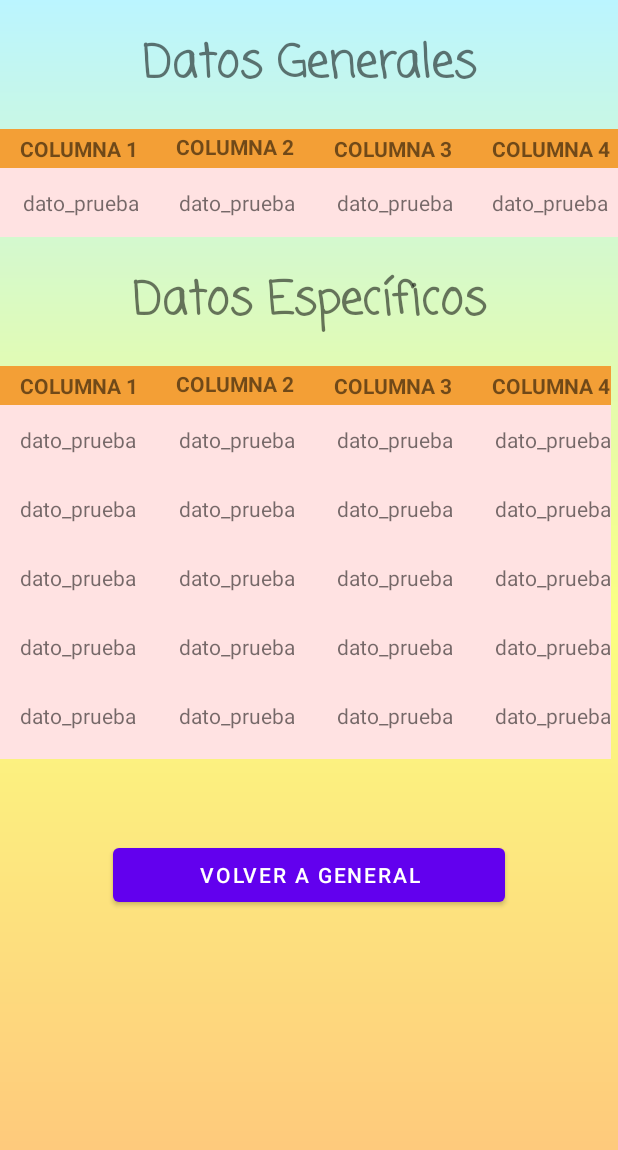
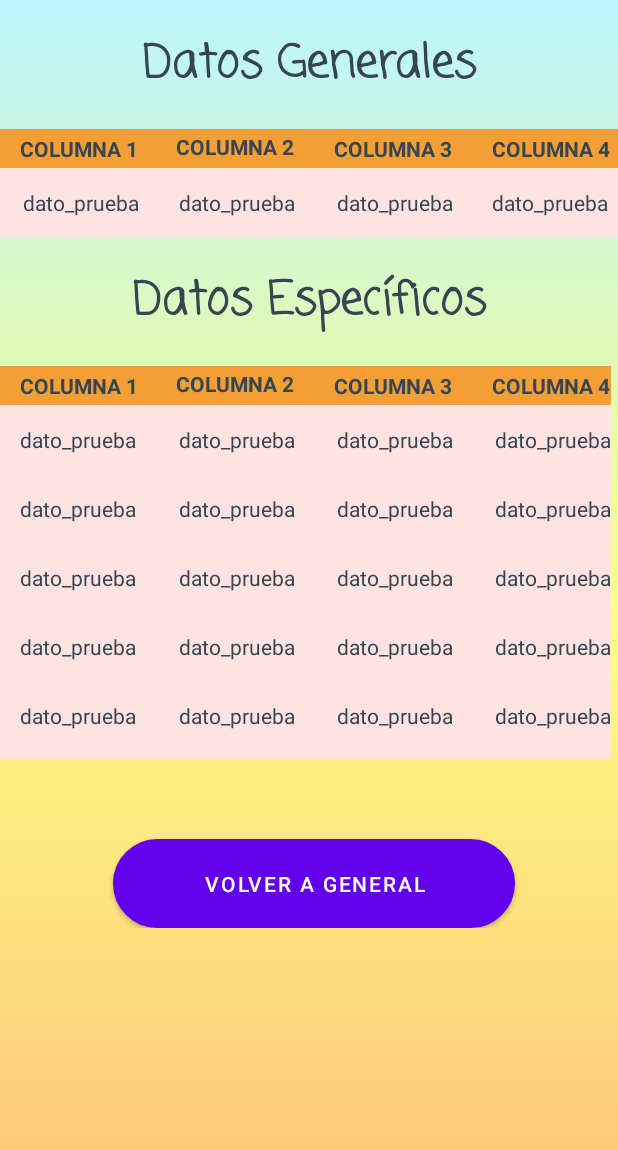
Before and after one commit to MarlieR-321/Proyecto_Moviles, an Android app: the layout activity_detalles_tutor.xml on its own in the app's theme, with its tools: preview values and no code run, on a phone screen of 412 x 824 dp. Shown: the top 1150 px of the screen. Run offline under Robolectric (Android 15) with nearby library versions, the phone set to English and light mode, and no system bars.

Commit message:
Navegacion 1

```diff
--- a/app/src/main/java/ni/edu/uca/proyecto_final/Detalles_Tutor.kt
+++ b/app/src/main/java/ni/edu/uca/proyecto_final/Detalles_Tutor.kt
@@ -1,21 +1,25 @@
 package ni.edu.uca.proyecto_final
 
+import android.content.Intent
 import androidx.appcompat.app.AppCompatActivity
 import android.os.Bundle
+import ni.edu.uca.proyecto_final.databinding.ActivityDetallesTutorBinding
 import ni.edu.uca.proyecto_final.databinding.ActivityEjercicioFinalBinding
 
 class Detalles_Tutor : AppCompatActivity() {
-    private lateinit var binding:ActivityEjercicioFinalBinding
+    private lateinit var binding:ActivityDetallesTutorBinding
 
     override fun onCreate(savedInstanceState: Bundle?) {
-        binding = ActivityEjercicioFinalBinding.inflate(layoutInflater)
+        binding = ActivityDetallesTutorBinding.inflate(layoutInflater)
         super.onCreate(savedInstanceState)
         setContentView(binding.root)
 
 
-        binding.btnRegresar.setOnClickListener {
+        binding.btnGeneral.setOnClickListener {
             // TODO() Sentencia para ir a general que todavia no existe
+            startActivity(Intent(this, General_Tutor::class.java))
         }
+
     }
 
 
--- a/app/src/main/res/layout/activity_detalles_tutor.xml
+++ b/app/src/main/res/layout/activity_detalles_tutor.xml
@@ -23,7 +23,8 @@
             android:textSize="30sp"
             android:textStyle="bold"
             android:padding="20dp"
-            android:textAlignment="center"/>
+            android:textAlignment="center"
+            android:textColor="@color/charcoal"/>
 
         <TableLayout
             android:id="@+id/tbl_General"
@@ -41,7 +42,8 @@
                     android:text="Columna 1"
                     android:textAllCaps="true"
                     android:textSize="14sp"
-                    android:textStyle="bold" />
+                    android:textStyle="bold"
+                    android:textColor="@color/charcoal"/>
 
                 <TextView
                     android:layout_height="match_parent"
@@ -50,7 +52,8 @@
                     android:text="Columna 2"
                     android:textAllCaps="true"
                     android:textSize="14sp"
-                    android:textStyle="bold" />
+                    android:textStyle="bold"
+                    android:textColor="@color/charcoal"/>
 
                 <TextView
                     android:layout_marginHorizontal="10dp"
@@ -58,7 +61,8 @@
                     android:text="Columna 3"
                     android:textAllCaps="true"
                     android:textSize="14sp"
-                    android:textStyle="bold" />
+                    android:textStyle="bold"
+                    android:textColor="@color/charcoal"/>
 
                 <TextView
                     android:layout_marginHorizontal="10dp"
@@ -66,7 +70,8 @@
                     android:text="Columna 4"
                     android:textAllCaps="true"
                     android:textSize="14sp"
-                    android:textStyle="bold" />
+                    android:textStyle="bold"
+                    android:textColor="@color/charcoal"/>
 
 
             </TableRow>
@@ -80,23 +85,27 @@
                     android:layout_marginHorizontal="10dp"
                     android:gravity="right"
                     android:padding="3dip"
-                    android:text="dato_prueba" />
+                    android:text="dato_prueba"
+                    android:textColor="@color/charcoal"/>
 
                 <TextView
                     android:layout_marginHorizontal="10dp"
                     android:gravity="right"
                     android:padding="3dip"
-                    android:text="dato_prueba" />
+                    android:text="dato_prueba"
+                    android:textColor="@color/charcoal"/>
 
                 <TextView
                     android:layout_marginHorizontal="10dp"
                     android:gravity="right"
                     android:padding="3dip"
-                    android:text="dato_prueba" />
+                    android:text="dato_prueba"
+                    android:textColor="@color/charcoal"/>
                 <TextView
                     android:layout_marginHorizontal="10dp"
                     android:padding="3dip"
-                    android:text="dato_prueba" />
+                    android:text="dato_prueba"
+                    android:textColor="@color/charcoal"/>
             </TableRow>
         </TableLayout>
 
@@ -109,7 +118,8 @@
             android:textSize="30sp"
             android:textStyle="bold"
             android:padding="20dp"
-            android:textAlignment="center"/>
+            android:textAlignment="center"
+            android:textColor="@color/charcoal"/>
 
         <TableLayout
             android:id="@+id/tableLayout"
@@ -133,7 +143,8 @@
                     android:text="Columna 1"
                     android:textAllCaps="true"
                     android:textSize="14sp"
-                    android:textStyle="bold" />
+                    android:textStyle="bold"
+                    android:textColor="@color/charcoal"/>
 
                 <TextView
                     android:layout_height="match_parent"
@@ -142,7 +153,8 @@
                     android:text="Columna 2"
                     android:textAllCaps="true"
                     android:textSize="14sp"
-                    android:textStyle="bold" />
+                    android:textStyle="bold"
+                    android:textColor="@color/charcoal"/>
 
                 <TextView
                     android:layout_marginHorizontal="10dp"
@@ -150,7 +162,8 @@
                     android:text="Columna 3"
                     android:textAllCaps="true"
                     android:textSize="14sp"
-                    android:textStyle="bold" />
+                    android:textStyle="bold"
+                    android:textColor="@color/charcoal"/>
 
                 <TextView
                     android:layout_marginHorizontal="10dp"
@@ -158,7 +171,8 @@
                     android:text="Columna 4"
                     android:textAllCaps="true"
                     android:textSize="14sp"
-                    android:textStyle="bold" />
+                    android:textStyle="bold"
+                    android:textColor="@color/charcoal"/>
 
 
             </TableRow>
@@ -168,25 +182,29 @@
                 <TextView
                     android:layout_marginHorizontal="10dp"
                     android:padding="3dip"
-                    android:text="dato_prueba" />
+                    android:text="dato_prueba"
+                    android:textColor="@color/charcoal"/>
 
                 <TextView
                     android:layout_marginHorizontal="10dp"
                     android:gravity="right"
                     android:padding="3dip"
-                    android:text="dato_prueba" />
+                    android:text="dato_prueba"
+                    android:textColor="@color/charcoal"/>
 
                 <TextView
                     android:layout_marginHorizontal="10dp"
                     android:gravity="right"
                     android:padding="3dip"
-                    android:text="dato_prueba" />
+                    android:text="dato_prueba"
+                    android:textColor="@color/charcoal"/>
 
                 <TextView
                     android:layout_marginHorizontal="10dp"
                     android:gravity="right"
                     android:padding="3dip"
-                    android:text="dato_prueba" />
+                    android:text="dato_prueba"
+                    android:textColor="@color/charcoal"/>
             </TableRow>
 
             <TableRow android:layout_marginVertical="10dp">
@@ -194,25 +212,29 @@
                 <TextView
                     android:layout_marginHorizontal="10dp"
                     android:padding="3dip"
-                    android:text="dato_prueba" />
+                    android:text="dato_prueba"
+                    android:textColor="@color/charcoal"/>
 
                 <TextView
                     android:layout_marginHorizontal="10dp"
                     android:gravity="right"
                     android:padding="3dip"
-                    android:text="dato_prueba" />
+                    android:text="dato_prueba"
+                    android:textColor="@color/charcoal"/>
 
                 <TextView
                     android:layout_marginHorizontal="10dp"
                     android:gravity="right"
                     android:padding="3dip"
-                    android:text="dato_prueba" />
+                    android:text="dato_prueba"
+                    android:textColor="@color/charcoal"/>
 
                 <TextView
                     android:layout_marginHorizontal="10dp"
                     android:gravity="right"
                     android:padding="3dip"
-                    android:text="dato_prueba" />
+                    android:text="dato_prueba"
+                    android:textColor="@color/charcoal"/>
             </TableRow>
 
             <TableRow android:layout_marginVertical="10dp">
@@ -220,25 +242,29 @@
                 <TextView
                     android:layout_marginHorizontal="10dp"
                     android:padding="3dip"
-                    android:text="dato_prueba" />
+                    android:text="dato_prueba"
+                    android:textColor="@color/charcoal"/>
 
                 <TextView
                     android:layout_marginHorizontal="10dp"
                     android:gravity="right"
                     android:padding="3dip"
-                    android:text="dato_prueba" />
+                    android:text="dato_prueba"
+                    android:textColor="@color/charcoal"/>
 
                 <TextView
                     android:layout_marginHorizontal="10dp"
                     android:gravity="right"
                     android:padding="3dip"
-                    android:text="dato_prueba" />
+                    android:text="dato_prueba"
+                    android:textColor="@color/charcoal"/>
 
                 <TextView
                     android:layout_marginHorizontal="10dp"
                     android:gravity="right"
                     android:padding="3dip"
-                    android:text="dato_prueba" />
+                    android:text="dato_prueba"
+                    android:textColor="@color/charcoal"/>
             </TableRow>
 
             <TableRow android:layout_marginVertical="10dp">
@@ -246,26 +272,29 @@
                 <TextView
                     android:layout_marginHorizontal="10dp"
                     android:padding="3dip"
-                    android:text="dato_prueba" />
+                    android:text="dato_prueba"
+                    android:textColor="@color/charcoal"/>
 
                 <TextView
                     android:layout_marginHorizontal="10dp"
                     android:gravity="right"
                     android:padding="3dip"
-                    android:text="dato_prueba" />
-
-                <TextView
-                    android:layout_height="wrap_content"
-                    android:layout_marginHorizontal="10dp"
-                    android:gravity="right"
-                    android:padding="3dip"
-                    android:text="dato_prueba" />
+                    android:text="dato_prueba"
+                    android:textColor="@color/charcoal"/>
 
                 <TextView
                     android:layout_marginHorizontal="10dp"
                     android:gravity="right"
                     android:padding="3dip"
-                    android:text="dato_prueba" />
+                    android:text="dato_prueba"
+                    android:textColor="@color/charcoal"/>
+
+                <TextView
+                    android:layout_marginHorizontal="10dp"
+                    android:gravity="right"
+                    android:padding="3dip"
+                    android:text="dato_prueba"
+                    android:textColor="@color/charcoal"/>
             </TableRow>
 
             <TableRow android:layout_marginVertical="10dp">
@@ -273,35 +302,40 @@
                 <TextView
                     android:layout_marginHorizontal="10dp"
                     android:padding="3dip"
-                    android:text="dato_prueba" />
+                    android:text="dato_prueba"
+                    android:textColor="@color/charcoal"/>
 
                 <TextView
                     android:layout_marginHorizontal="10dp"
                     android:gravity="right"
                     android:padding="3dip"
-                    android:text="dato_prueba" />
+                    android:text="dato_prueba"
+                    android:textColor="@color/charcoal"/>
 
                 <TextView
                     android:layout_marginHorizontal="10dp"
                     android:gravity="right"
                     android:padding="3dip"
-                    android:text="dato_prueba" />
+                    android:text="dato_prueba"
+                    android:textColor="@color/charcoal"/>
 
                 <TextView
                     android:layout_marginHorizontal="10dp"
                     android:gravity="right"
                     android:padding="3dip"
-                    android:text="dato_prueba" />
+                    android:text="dato_prueba"
+                    android:textColor="@color/charcoal"/>
             </TableRow>
         </TableLayout>
 
         <Button
             android:id="@+id/btnGeneral"
-            android:layout_width="match_parent"
-            android:layout_height="wrap_content"
+            android:layout_width="268dp"
+            android:layout_height="59dp"
+            android:layout_marginHorizontal="75dp"
             android:layout_marginTop="53dp"
-            android:text="Volver a General"
-            android:layout_marginHorizontal="75dp"/>
+            android:background="@drawable/button"
+            android:text="Volver a General" />
     </LinearLayout>
 
 
```
